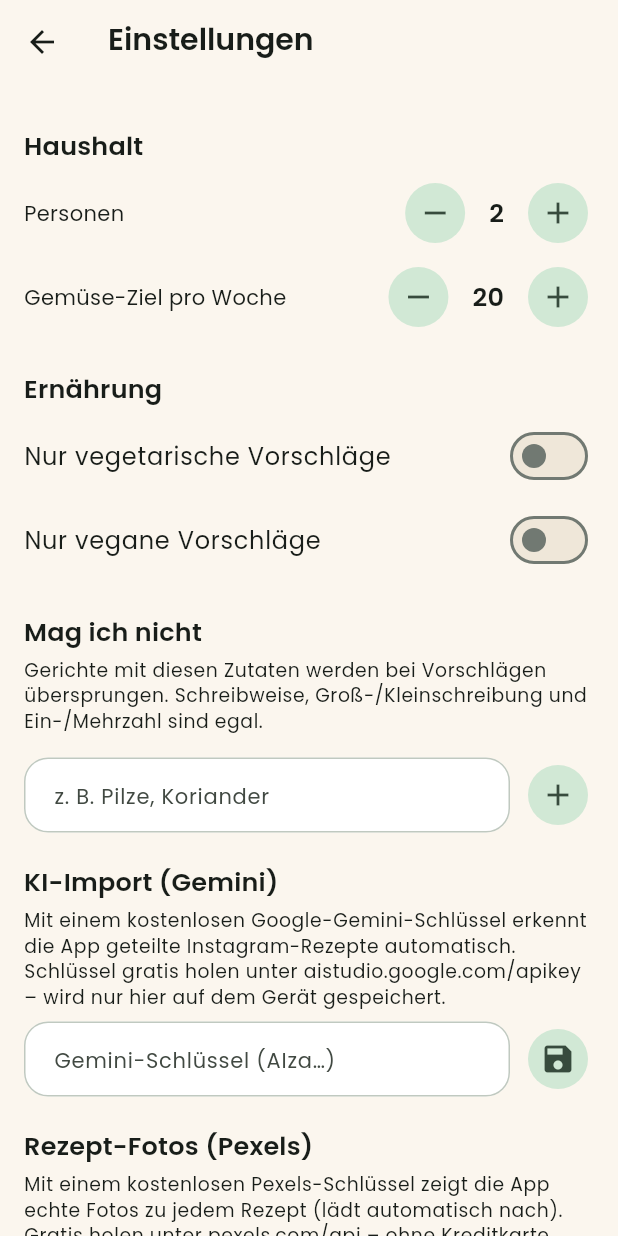
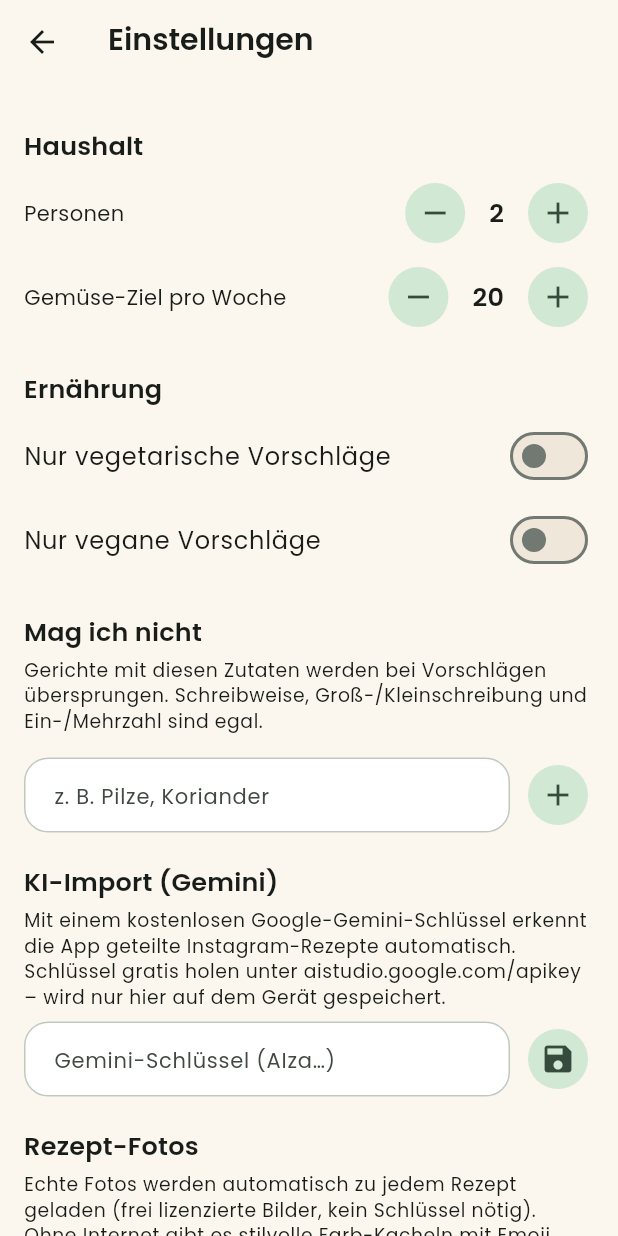
Before and after one commit to JuliaCaroSeufert/recipe-app, a Flutter app: the SettingsScreen screen opened directly, on a phone screen of 412 x 824 dp. Run offline on Flutter 3.47's test engine with Material 3 defaults, Android fonts, the phone set to English and light mode, and no system bars; our stand-ins replace shared_preferences; missing offline and left inert: receive_sharing_intent; accounts and stored records are empty.

Commit message:
Fotos ohne Schlüssel: Openverse statt Pexels
Pexels pausiert die Key-Vergabe – daher Umstieg auf Openverse (frei
lizenzierte Bildersuche, keyless, CORS-freundlich). Fotos laden jetzt
automatisch ohne jede Einrichtung; Pexels-Eingabe aus den Einstellungen
entfernt, Hinweis angepasst. Fallback bleibt die Verlauf-/Emoji-Kachel.

flutter analyze clean; 17 tests pass; web build verified.

Co-Authored-By: Claude Opus 4.8 <noreply@anthropic.com>
Claude-Session: https://claude.ai/code/session_01ChZXm5JpS15TTPx2LapPMm

```diff
--- a/lib/screens/settings/settings_screen.dart
+++ b/lib/screens/settings/settings_screen.dart
@@ -14,14 +14,11 @@ class _SettingsScreenState extends State<SettingsScreen> {
   final _dislikeCtrl = TextEditingController();
   late final TextEditingController _geminiCtrl =
       TextEditingController(text: context.read<AppState>().household.geminiApiKey);
-  late final TextEditingController _pexelsCtrl =
-      TextEditingController(text: context.read<AppState>().household.pexelsApiKey);
 
   @override
   void dispose() {
     _dislikeCtrl.dispose();
     _geminiCtrl.dispose();
-    _pexelsCtrl.dispose();
     super.dispose();
   }
 
@@ -30,14 +27,6 @@ class _SettingsScreenState extends State<SettingsScreen> {
     FocusScope.of(context).unfocus();
     ScaffoldMessenger.of(context).showSnackBar(
       const SnackBar(content: Text('KI-Schlüssel gespeichert.')),
-    );
-  }
-
-  void _savePexelsKey(AppState app) {
-    app.saveHousehold(app.household.copyWith(pexelsApiKey: _pexelsCtrl.text.trim()));
-    FocusScope.of(context).unfocus();
-    ScaffoldMessenger.of(context).showSnackBar(
-      const SnackBar(content: Text('Foto-Schlüssel gespeichert.')),
     );
   }
 
@@ -174,45 +163,13 @@ class _SettingsScreenState extends State<SettingsScreen> {
               ),
             ),
 
-          _title('Rezept-Fotos (Pexels)'),
+          _title('Rezept-Fotos'),
           Text(
-            'Mit einem kostenlosen Pexels-Schlüssel zeigt die App echte '
-            'Fotos zu jedem Rezept (lädt automatisch nach). Gratis holen unter '
-            'pexels.com/api – ohne Kreditkarte. Ohne Schlüssel gibt es '
-            'stilvolle Farb-Kacheln.',
+            'Echte Fotos werden automatisch zu jedem Rezept geladen (frei '
+            'lizenzierte Bilder, kein Schlüssel nötig). Ohne Internet gibt es '
+            'stilvolle Farb-Kacheln mit Emoji.',
             style: Theme.of(context).textTheme.bodySmall,
           ),
-          const SizedBox(height: 8),
-          Row(
-            children: [
-              Expanded(
-                child: TextField(
-                  controller: _pexelsCtrl,
-                  obscureText: true,
-                  enableSuggestions: false,
-                  autocorrect: false,
-                  decoration: const InputDecoration(
-                    hintText: 'Pexels-Schlüssel',
-                    isDense: true,
-                  ),
-                  onSubmitted: (_) => _savePexelsKey(app),
-                ),
-              ),
-              const SizedBox(width: 8),
-              IconButton.filledTonal(
-                onPressed: () => _savePexelsKey(app),
-                icon: const Icon(Icons.save),
-              ),
-            ],
-          ),
-          if (h.hasPhotoKey)
-            Padding(
-              padding: const EdgeInsets.only(top: 6),
-              child: Text('✓ Fotos aktiv',
-                  style: Theme.of(context).textTheme.bodySmall?.copyWith(
-                        color: Theme.of(context).colorScheme.primary,
-                      )),
-            ),
 
           _title('Rezepte'),
           ListTile(
```
Also changed, not shown: lib/logic/photo_service.dart (+23 -15 lines), lib/state/app_state.dart (+4 -8 lines).
